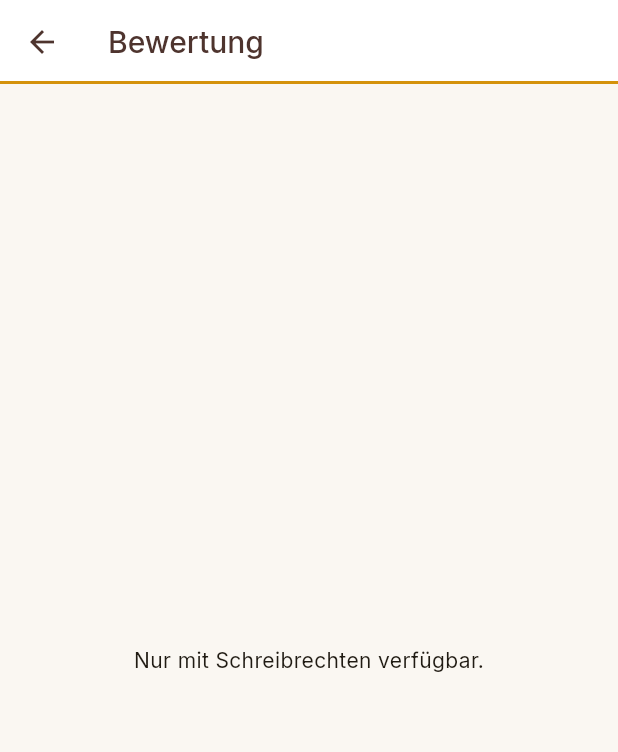
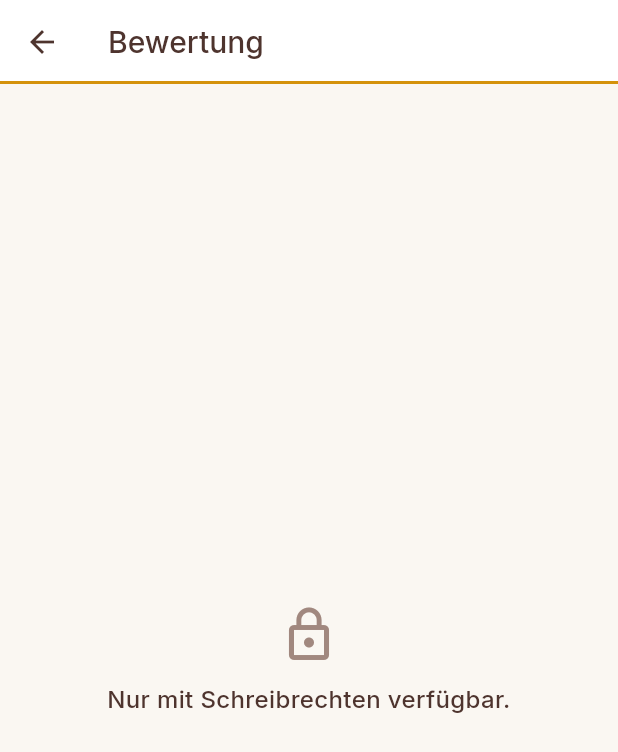
Before and after one commit to DanielProyer/bienen-app, a Flutter app: the BewertungFormPage screen opened directly with empty values, on a phone screen of 412 x 824 dp. Shown: the top 752 px of the screen. Run offline on Flutter 3.47's test engine with Material 3 defaults, Android fonts, the phone set to English and light mode, and no system bars; our stand-ins replace file_picker, fl_chart, flutter_markdown, flutter_riverpod, flutter_svg, go_router and 2 more; missing offline and left inert: dart:js_interop; accounts and stored records are empty.

Commit message:
design(bewertung): Bewertungs-Modul auf Baukasten & BeeTokens
Reine Darstellung, kein Verhaltenswechsel: Provider/Watches, Navigation,
Speichern/Loeschen, darfSchreiben-Gating und die 6 Bewertungs-Achsen
(Regler 1-4 + Anker) bleiben funktional identisch.

- bewertung_form_page: Vollbild-Formular -> FormScaffold mit AppButton-Bodenleiste;
  Guards -> Scaffold+EmptyState; inaktiv-Hinweis -> Signal warnung; Farben -> BeeTokens
- bewertung_sektion: Kopf -> SectionHeader (+ AppButton "Bewerten"),
  Liste -> AppCard+AppListTile, Loesch-Dialog -> confirmSheet(gefahr), Farben -> BeeTokens

Co-Authored-By: Claude Opus 4.8 <noreply@anthropic.com>

```diff
--- a/lib/features/zucht/presentation/pages/bewertung_form_page.dart
+++ b/lib/features/zucht/presentation/pages/bewertung_form_page.dart
@@ -2,7 +2,7 @@ import 'package:flutter/material.dart';
 import 'package:flutter_riverpod/flutter_riverpod.dart';
 import 'package:go_router/go_router.dart';
 import 'package:intl/intl.dart';
-import 'package:bienen_app/core/theme/app_theme.dart';
+import 'package:bienen_app/core/theme/app_tokens.dart';
 import 'package:bienen_app/features/auth/presentation/auth_providers.dart';
 import 'package:bienen_app/features/voelker/domain/volk.dart';
 import 'package:bienen_app/features/voelker/presentation/providers/voelker_provider.dart';
@@ -10,6 +10,9 @@ import 'package:bienen_app/features/wissen/domain/bewertung_wissen.dart';
 import 'package:bienen_app/features/wissen/presentation/widgets/wissen_info_button.dart';
 import 'package:bienen_app/features/zucht/domain/bewertung.dart';
 import 'package:bienen_app/features/zucht/presentation/providers/bewertung_provider.dart';
+import 'package:bienen_app/shared/widgets/app_button.dart';
+import 'package:bienen_app/shared/widgets/empty_state.dart';
+import 'package:bienen_app/shared/widgets/form_scaffold.dart';
 
 /// Katalog-Lookup ohne package:collection (Muster regelVon in saison_regeln.dart).
 Volk? _findeVolk(List<Volk> vs, String id) {
@@ -69,7 +72,7 @@ class _BewertungFormPageState extends ConsumerState<BewertungFormPage> {
   Widget build(BuildContext context) {
     if (!ref.watch(darfSchreibenProvider)) {
       return Scaffold(appBar: AppBar(title: const Text('Bewertung')),
-          body: const Center(child: Text('Nur mit Schreibrechten verfügbar.')));
+          body: const EmptyState(icon: Icons.lock_outline, titel: 'Nur mit Schreibrechten verfügbar.'));
     }
     final voelker = ref.watch(voelkerListProvider).valueOrNull;
     if (voelker == null) {
@@ -86,13 +89,20 @@ class _BewertungFormPageState extends ConsumerState<BewertungFormPage> {
     _initialisiert = true;
     final inaktiv = volk != null && volk.status != 'aktiv';
 
-    return Scaffold(
-      appBar: AppBar(title: Text(widget.bewertungId == null ? 'Volk bewerten' : 'Bewertung bearbeiten')),
-      body: ListView(padding: const EdgeInsets.all(16), children: [
+    return FormScaffold(
+      titel: widget.bewertungId == null ? 'Volk bewerten' : 'Bewertung bearbeiten',
+      busy: _speichert,
+      bodenleiste: AppButton(
+        label: 'Bewertung speichern',
+        full: true,
+        busy: _speichert,
+        onPressed: () => _speichern(volk?.koeniginId),
+      ),
+      child: ListView(padding: const EdgeInsets.all(BeeTokens.lg), children: [
         if (inaktiv)
-          const Padding(padding: EdgeInsets.only(bottom: 8),
+          Padding(padding: const EdgeInsets.only(bottom: BeeTokens.sm),
             child: Text('Volk inaktiv — Bewertung wird trotzdem gespeichert.',
-                style: TextStyle(color: AppColors.amber800, fontWeight: FontWeight.w600))),
+                style: TextStyle(color: BeeSignal.warnung.text, fontWeight: FontWeight.w600))),
         ListTile(contentPadding: EdgeInsets.zero,
           title: Text('Datum: ${DateFormat('dd.MM.yyyy').format(_datum)}'),
           trailing: const Icon(Icons.calendar_today),
@@ -102,25 +112,22 @@ class _BewertungFormPageState extends ConsumerState<BewertungFormPage> {
             if (d != null) setState(() => _datum = d);
           },
         ),
-        const SizedBox(height: 8),
+        const SizedBox(height: BeeTokens.sm),
         for (final a in kBewertungsAchsen) ...[
           Row(mainAxisSize: MainAxisSize.min, children: [
-            Text(a.label, style: const TextStyle(fontWeight: FontWeight.w600)),
+            Text(a.label, style: const TextStyle(fontWeight: FontWeight.w600, color: BeeTokens.textPrimaer)),
             WissenInfoButton(wissenKey: kBewertungAchseWissen[a.key] ?? ''),
           ]),
-          const SizedBox(height: 4),
+          const SizedBox(height: BeeTokens.xs),
           SegmentedButton<int>(
             segments: [for (var i = 1; i <= 4; i++) ButtonSegment(value: i, label: Text('$i'))],
             selected: {_werte[a.key]!},
             onSelectionChanged: (s) => setState(() => _werte[a.key] = s.first),
           ),
-          Text(a.anker[_werte[a.key]! - 1], style: const TextStyle(fontSize: 12, color: AppColors.brown300)),
-          const SizedBox(height: 12),
+          Text(a.anker[_werte[a.key]! - 1], style: const TextStyle(fontSize: 12, color: BeeTokens.textGedaempft)),
+          const SizedBox(height: BeeTokens.md),
         ],
         TextField(controller: _notiz, decoration: const InputDecoration(labelText: 'Notiz'), maxLines: 2),
-        const SizedBox(height: 20),
-        FilledButton(onPressed: _speichert ? null : () => _speichern(volk?.koeniginId),
-            child: Text(_speichert ? 'Speichert…' : 'Bewertung speichern')),
       ]),
     );
   }
```
Also changed, not shown: lib/features/zucht/presentation/widgets/bewertung_sektion.dart (+41 -27 lines).
